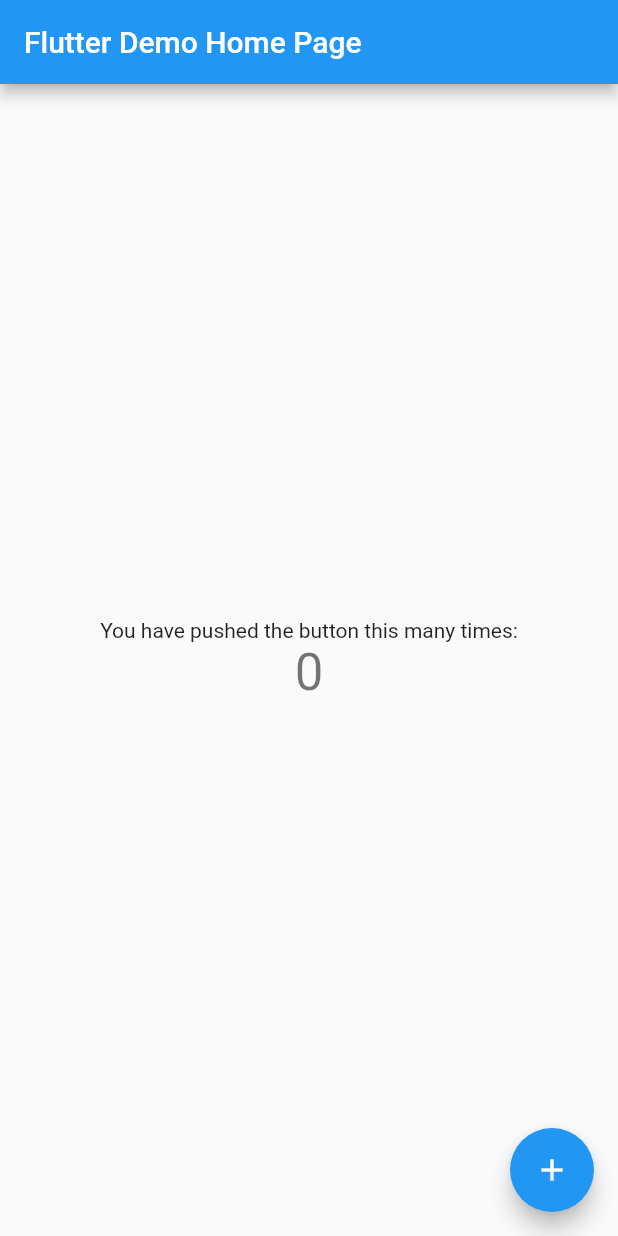
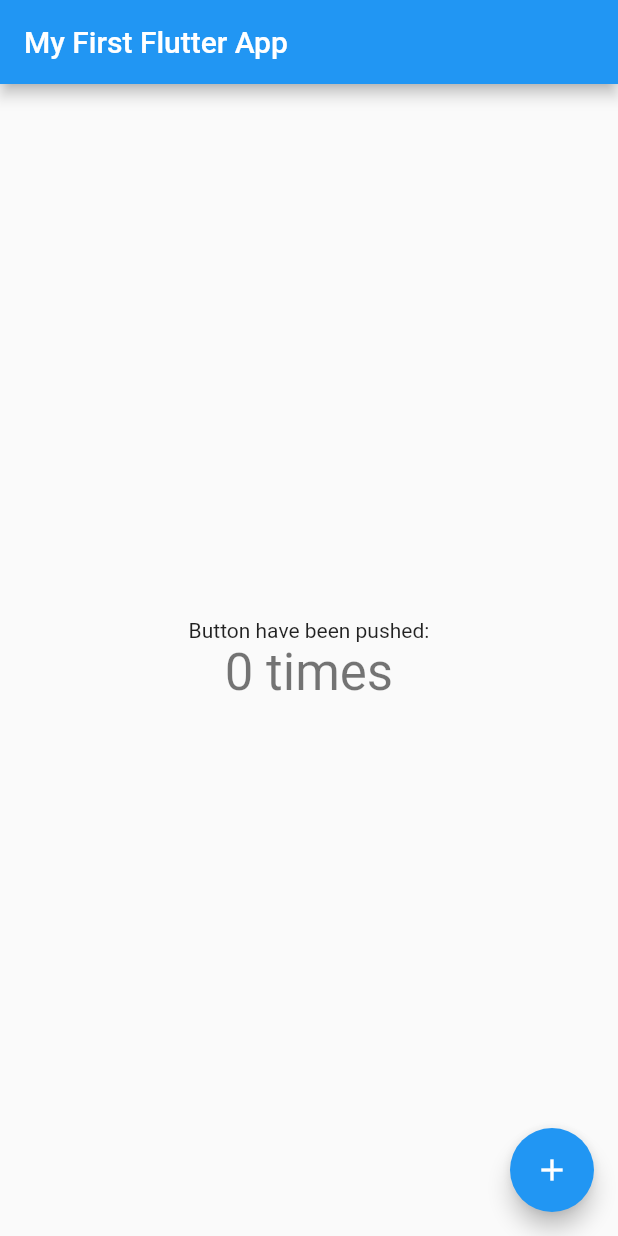
Before and after one commit to pierratono/blog_app, a Flutter app: the screen it shows after launch, on a phone screen of 412 x 824 dp. Run offline on Flutter 3.47's test engine with Material 2 defaults, Android fonts, the phone set to English and light mode, and no system bars.

Commit message:
Default main.dart edited

```diff
--- a/lib/main.dart
+++ b/lib/main.dart
@@ -20,7 +20,7 @@ class MyApp extends StatelessWidget {
         // is not restarted.
         primarySwatch: Colors.blue,
       ),
-      home: MyHomePage(title: 'Flutter Demo Home Page'),
+      home: MyHomePage(title: 'My First Flutter App'),
     );
   }
 }
@@ -28,14 +28,6 @@ class MyApp extends StatelessWidget {
 class MyHomePage extends StatefulWidget {
   MyHomePage({Key key, this.title}) : super(key: key);
 
-  // This widget is the home page of your application. It is stateful, meaning
-  // that it has a State object (defined below) that contains fields that affect
-  // how it looks.
-
-  // This class is the configuration for the state. It holds the values (in this
-  // case the title) provided by the parent (in this case the App widget) and
-  // used by the build method of the State. Fields in a Widget subclass are
-  // always marked "final".
 
   final String title;
 
@@ -92,12 +84,13 @@ class _MyHomePageState extends State<MyHomePage> {
           mainAxisAlignment: MainAxisAlignment.center,
           children: <Widget>[
             Text(
-              'You have pushed the button this many times:',
+              'Button have been pushed:',
             ),
             Text(
-              '$_counter',
+              '$_counter'+' times',
               style: Theme.of(context).textTheme.display1,
             ),
+
           ],
         ),
       ),
```
